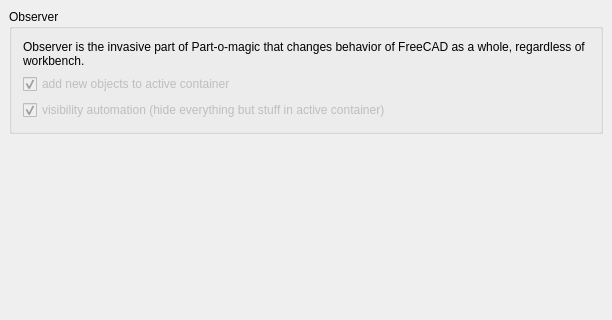
Above: PartOMagic/Gui/partomagic-pref-general.ui from DeepSOIC/Part-o-magic before the change; both pictures show x 0 to 612 and y 0 to 320 of the 612 by 588 pixel window. Below: the same form after it.
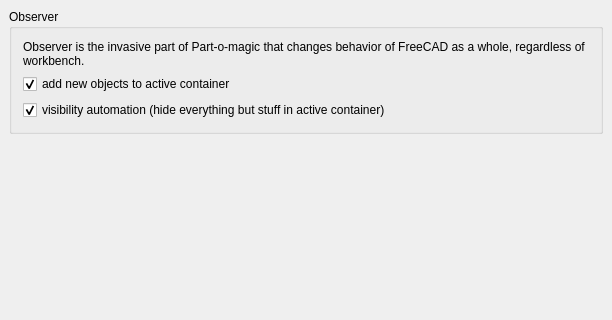
That is the form after the change. Custom widgets are drawn as their Qt base class.

Commit message:
Preferences: implement sorting and visibility automation on/off
issue #28

Patch:
```diff
--- a/PartOMagic/Gui/partomagic-pref-general.ui
+++ b/PartOMagic/Gui/partomagic-pref-general.ui
@@ -53,7 +53,7 @@
         <item>
          <widget class="Gui::PrefCheckBox" name="gui::PrefCheckBox_2">
           <property name="enabled">
-           <bool>false</bool>
+           <bool>true</bool>
           </property>
           <property name="toolTip">
            <string/>
@@ -80,7 +80,7 @@
       <item>
        <widget class="Gui::PrefCheckBox" name="gui::PrefCheckBox">
         <property name="enabled">
-         <bool>false</bool>
+         <bool>true</bool>
         </property>
         <property name="toolTip">
          <string/>
```
The commit also changes 2 other files.
